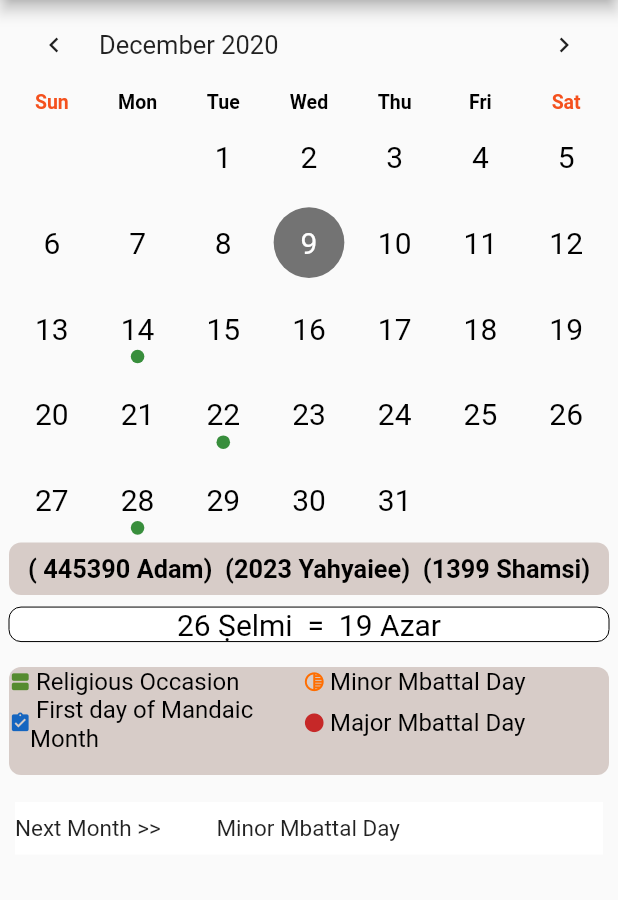
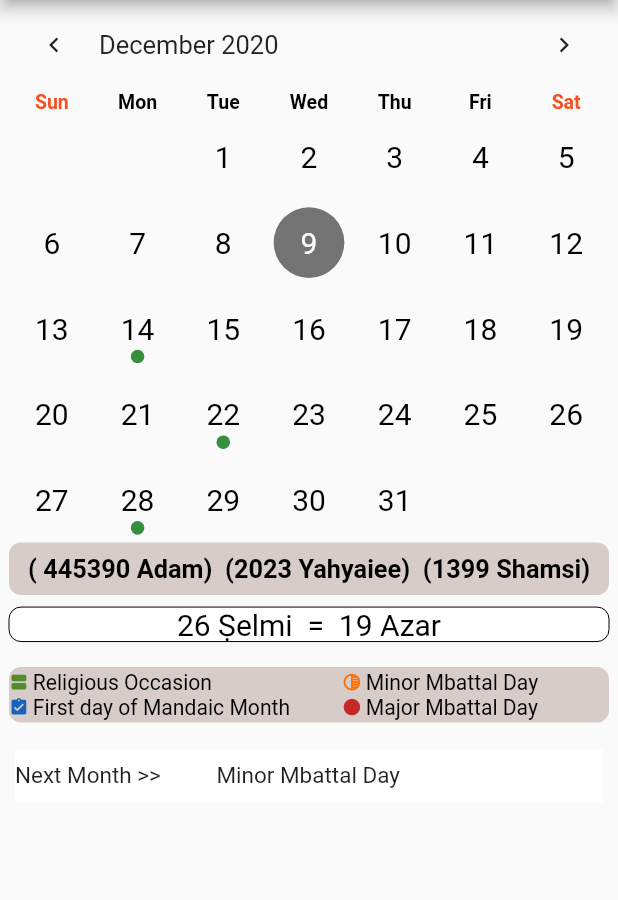
Before and after one commit to robertalv/MandaeanCalendar, a Flutter app: the screen it shows after launch, after a tap on the "menu" icon, after a tap on the "language" icon, on a phone screen of 412 x 824 dp, the part 60-960 px from its top. Run offline on Flutter 3.47's test engine with Material 2 defaults, Android fonts, the light colour scheme and no system bars; drawn by our look-alikes of marquee, table_calendar; our stand-ins replace shamsi_date; missing offline and left inert: jalali_calendar.

Commit message:
Fixed footer

```diff
--- a/lib/manda_footer.dart
+++ b/lib/manda_footer.dart
@@ -7,22 +7,33 @@ import 'my_alignment.dart';
 import 'my_color.dart';
 import 'my_icon_events.dart';
 
+double _divecWidth;
+var _religBeforeIcon;
+var _minorBeforeIcon;
+var _religAfterIcon;
+var _minorAfterIcon;
+var _firstMonthAfterIcon;
+var _firstMonthBeforeIcon;
+var _majorBeforeIcon;
+var _majorAfterIcon;
+var _myFontSize;
+double _textBoxSize = 50;
+double _iconWidgetSize;
+double _textWidgetSize;
+String _mySpace = " ";
+String _spaceNotEn = '';
+var _myTextAlignment;
+double _emptyBox;
+
 Widget footerLine(
     BuildContext context, String _localLang, sizeRate, marginHor) {
   Map _myColorSelection = Mycolor.selection();
-  double _paddingTop = 4;
-  double helpHight = 72.0;
-  double _divecWidth = MediaQuery.of(context).size.width;
-  if (_divecWidth < 321) {
-    helpHight = 60.0;
-  } else if (_divecWidth > 500) {
-    helpHight = 35.0;
-  }
 
+  setPrometer(context, _localLang, sizeRate);
   return Container(
-    height: helpHight * sizeRate,
+    // height: helpHight * sizeRate,
     constraints: BoxConstraints(
-      minHeight: helpHight * sizeRate,
+      minHeight: 37,
     ),
     alignment: Alignment.center,
     decoration: BoxDecoration(
@@ -39,159 +50,119 @@ Widget footerLine(
   );
 }
 
-Widget footerFirstLine(BuildContext context, String _localLang, sizeRate) {
-  String spaceNotEn = '';
-  var myTextAlignment = MyAlignment.textAlig(_localLang);
-  Map _myColorSelection = Mycolor.selection();
+setPrometer(BuildContext context, String _localLang, sizeRate) {
+  _divecWidth = MediaQuery.of(context).size.width;
   MyIcon myIcon = MyIcon(sizeRate);
-  // print(_localLang);
-  var religBeforeIcon;
-  var minorBeforeIcon;
-  var religAfterIcon;
-  var minorAfterIcon;
-  var myFontSize;
-  String mySpace = " ";
-  double _divecWidth = MediaQuery.of(context).size.width;
-  double _iconWidgetSize;
-  double _textWidgetSize;
+  _myTextAlignment = MyAlignment.textAlig(_localLang);
+  if (_localLang == "en_US") {
+    _religBeforeIcon = myIcon.relig;
+    _religAfterIcon = myIcon.noon;
+    _minorBeforeIcon = myIcon.minor;
+    _minorAfterIcon = myIcon.noon;
+    _myFontSize = 16.0 * sizeRate;
+    _mySpace = " ";
+    _textBoxSize = 50;
 
-  if (_localLang == "en_US") {
-    religBeforeIcon = myIcon.relig;
-    religAfterIcon = myIcon.noon;
-    minorBeforeIcon = myIcon.minor;
-    minorAfterIcon = myIcon.noon;
-    myFontSize = 16.0 * sizeRate;
-    mySpace = " ";
+    _firstMonthBeforeIcon = myIcon.firstMonth;
+    _firstMonthAfterIcon = myIcon.noon;
+    _majorBeforeIcon = myIcon.major;
+    _majorAfterIcon = myIcon.noon;
+    _emptyBox = 6.0;
   } else {
-    spaceNotEn = ' ';
-    religAfterIcon = myIcon.relig;
-    religBeforeIcon = myIcon.noon;
-    minorAfterIcon = myIcon.minor;
-    minorBeforeIcon = myIcon.noon;
-    myFontSize = 18.0 * sizeRate;
+    _spaceNotEn = ' ';
+    _religAfterIcon = myIcon.relig;
+    _religBeforeIcon = myIcon.noon;
+    _minorAfterIcon = myIcon.minor;
+    _minorBeforeIcon = myIcon.noon;
+    _myFontSize = 17.0 * sizeRate;
+    _textBoxSize = -10;
+
+    _firstMonthAfterIcon = myIcon.firstMonth;
+    _firstMonthBeforeIcon = myIcon.noon;
+    _majorAfterIcon = myIcon.major;
+    _majorBeforeIcon = myIcon.noon;
+    _emptyBox = 2.0;
   }
   if (_divecWidth < 321) {
-    myFontSize = myFontSize * .80;
+    _myFontSize = _myFontSize * .80;
   }
   if (_divecWidth > 700) {
     _iconWidgetSize = 8.0 * sizeRate;
-    _textWidgetSize = 300;
-    myFontSize = myFontSize * .70;
+    _textWidgetSize = 288.0;
+    _myFontSize = _myFontSize * .70;
+    _emptyBox = _emptyBox * sizeRate;
   } else {
     _iconWidgetSize = 8;
     _textWidgetSize = _divecWidth / 2 - 32;
   }
+}
 
-  return Flexible(
+Widget footerFirstLine(BuildContext context, String _localLang, sizeRate) {
+  return FittedBox(
     child: Row(
       children: [
-        SizedBox(width: _iconWidgetSize, child: religBeforeIcon),
-        SizedBox(width: 6),
+        SizedBox(width: _iconWidgetSize, child: _religBeforeIcon),
+        SizedBox(width: _emptyBox),
         SizedBox(
-          width: _textWidgetSize,
-          child: Text(MandaEqu.mandaFeastName()[0][_localLang] + spaceNotEn,
-              textAlign: myTextAlignment,
+          width: _textWidgetSize + _textBoxSize,
+          child: Text(MandaEqu.mandaFeastName()[0][_localLang] + _spaceNotEn,
+              textAlign: _myTextAlignment,
               style: TextStyle(
-                fontSize: myFontSize,
+                fontSize: _myFontSize,
                 color: Colors.black,
               )),
         ),
-        // SizedBox(width: 6),
-        SizedBox(width: _iconWidgetSize, child: religAfterIcon),
-        SizedBox(width: _iconWidgetSize, child: minorBeforeIcon),
-        SizedBox(width: 6),
+        SizedBox(width: _emptyBox),
+        SizedBox(width: _iconWidgetSize, child: _religAfterIcon),
+        SizedBox(width: _iconWidgetSize, child: _minorBeforeIcon),
+        SizedBox(width: _emptyBox),
         SizedBox(
           width: _textWidgetSize,
           child: Text(MandaEqu.mandaLightMbattal()[0][_localLang],
-              textAlign: myTextAlignment,
+              textAlign: _myTextAlignment,
               style: TextStyle(
-                fontSize: myFontSize,
+                fontSize: _myFontSize,
                 color: Colors.black,
               )),
         ),
-        SizedBox(width: _iconWidgetSize, child: minorAfterIcon),
+        SizedBox(width: _emptyBox),
+        SizedBox(width: _iconWidgetSize, child: _minorAfterIcon),
       ],
     ),
   );
 }
 
 Widget footerSecondLine(BuildContext context, String _localLang, sizeRate) {
-  var myTextAlignment = MyAlignment.textAlig(_localLang);
-  String spaceNotEn = '';
-  Map _myColorSelection = Mycolor.selection();
-  MyIcon myIcon = MyIcon(sizeRate);
-  // print(_localLang);
-  var firstMonthBeforeIcon;
-  var firstMonthAfterIcon;
-  var majorBeforeIcon;
-  var majorAfterIcon;
-  var myFontSize;
-  String mySpace = "";
-  double _divecWidth = MediaQuery.of(context).size.width;
-  double _iconWidgetSize;
-  double _textWidgetSize;
-
-  if (_localLang == "en_US") {
-    firstMonthBeforeIcon = myIcon.firstMonth;
-    firstMonthAfterIcon = myIcon.noon;
-    majorBeforeIcon = myIcon.major;
-    majorAfterIcon = myIcon.noon;
-    myFontSize = 16.0 * sizeRate;
-    mySpace = '  ';
-  } else {
-    spaceNotEn = ' ';
-    firstMonthAfterIcon = myIcon.firstMonth;
-    firstMonthBeforeIcon = myIcon.noon;
-    majorAfterIcon = myIcon.major;
-    majorBeforeIcon = myIcon.noon;
-    myFontSize = 18.0 * sizeRate;
-  }
-
-  if (_divecWidth < 321) {
-    myFontSize = myFontSize * .8;
-  }
-  if (_divecWidth > 700) {
-    _iconWidgetSize = 8.0 * sizeRate;
-    _textWidgetSize = 300;
-    myFontSize = myFontSize * .70;
-  } else {
-    _iconWidgetSize = 8;
-    _textWidgetSize = _divecWidth / 2 - 32;
-  }
-
-  return Flexible(
+  return FittedBox(
+    fit: BoxFit.scaleDown,
     child: Row(
       children: [
-        SizedBox(width: _iconWidgetSize, child: firstMonthBeforeIcon),
+        SizedBox(width: _iconWidgetSize, child: _firstMonthBeforeIcon),
+        SizedBox(width: _emptyBox),
         SizedBox(
-          width: 6,
-          child: Text(mySpace),
-        ),
-        SizedBox(
-          width: _textWidgetSize,
-          child: Text(MandaEqu.mandaFirstMonth()[0][_localLang] + spaceNotEn,
-              textAlign: myTextAlignment,
+          width: _textWidgetSize + _textBoxSize,
+          child: Text(MandaEqu.mandaFirstMonth()[0][_localLang] + _spaceNotEn,
+              textAlign: _myTextAlignment,
               style: TextStyle(
-                fontSize: myFontSize,
+                fontSize: _myFontSize,
                 color: Colors.black,
               )),
         ),
-        SizedBox(width: _iconWidgetSize, child: firstMonthAfterIcon),
-        SizedBox(width: _iconWidgetSize, child: majorBeforeIcon),
-        SizedBox(
-          width: 6,
-          child: Text(mySpace),
-        ),
+        SizedBox(width: _emptyBox),
+        SizedBox(width: _iconWidgetSize, child: _firstMonthAfterIcon),
+        SizedBox(width: _iconWidgetSize, child: _majorBeforeIcon),
+        SizedBox(width: _emptyBox),
         SizedBox(
           width: _textWidgetSize,
           child: Text(MandaEqu.mandaHeavyMbattal()[0][_localLang],
-              textAlign: myTextAlignment,
+              textAlign: _myTextAlignment,
               style: TextStyle(
-                fontSize: myFontSize,
+                fontSize: _myFontSize,
                 color: Colors.black,
               )),
         ),
-        SizedBox(width: _iconWidgetSize, child: majorAfterIcon),
+        SizedBox(width: _emptyBox),
+        SizedBox(width: _iconWidgetSize, child: _majorAfterIcon),
       ],
     ),
   );
```
